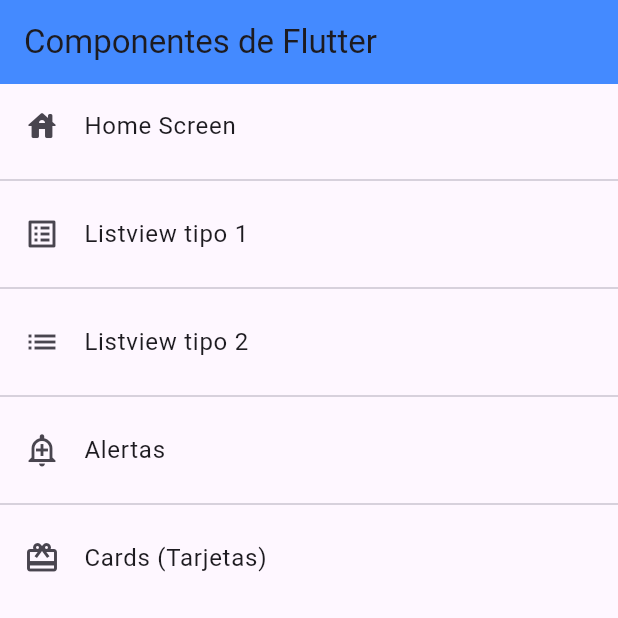
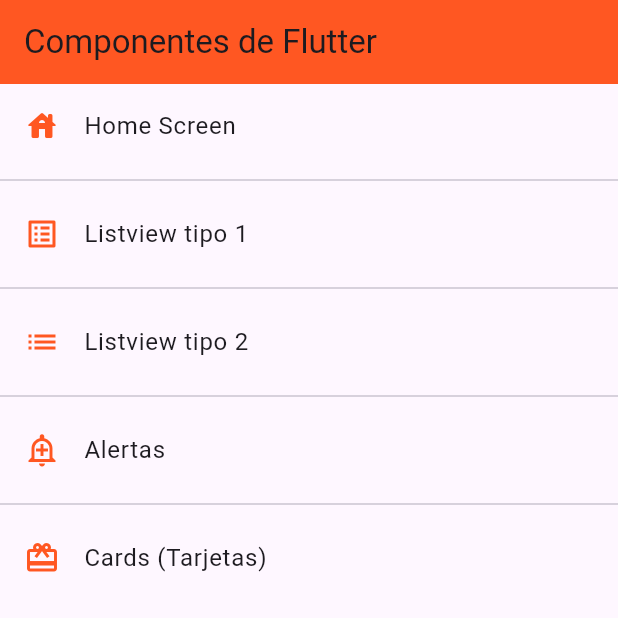
Before and after one commit to pquesadac/Proyecto-APPMovilTrabajo, a Flutter app: the screen it shows after launch, on a phone screen of 412 x 824 dp, the top half of it. Run offline on Flutter 3.47's test engine with Material 3 defaults, Android fonts, the phone set to English and light mode, and no system bars.

Commit message:
AppTheme

```diff
--- a/lib/main.dart
+++ b/lib/main.dart
@@ -1,5 +1,6 @@
 import 'package:fl_components/routes/app_routes.dart';
 import 'package:fl_components/screens/screens.dart';
+import 'package:fl_components/theme/app_theme.dart';
 import 'package:flutter/material.dart';
 
 void main() => runApp(const MyApp());
@@ -16,6 +17,7 @@ class MyApp extends StatelessWidget {
       initialRoute: AppRoutes.initialRoute,
       routes: AppRoutes.getAppRoutes(),
       onGenerateRoute: AppRoutes.onGenerateRoute,
+      theme: AppTheme.lightTheme
     );
   }
 }
--- a/lib/screens/home_screen.dart
+++ b/lib/screens/home_screen.dart
@@ -11,7 +11,7 @@ class HomeScreen extends StatelessWidget {
     return Scaffold(
       appBar: AppBar(
         title: const Text('Componentes de Flutter'),
-        backgroundColor: Colors.blueAccent,
+        //backgroundColor: Colors.blueAccent,
         elevation: 0,
       ),
       body: ListView.separated(
--- a/lib/screens/listview2_screen.dart
+++ b/lib/screens/listview2_screen.dart
@@ -11,7 +11,7 @@ class Listview2Screen extends StatelessWidget {
     return Scaffold(
       appBar: AppBar(
         title: const Text('Listview Tipo 2'),
-        backgroundColor: Colors.blueAccent,
+        //backgroundColor: Colors.blueAccent,
       ),
       body: ListView.separated(
         itemBuilder: (context, index) => ListTile(
--- /dev/null
+++ b/lib/theme/app_theme.dart
@@ -0,0 +1,21 @@
+import 'package:flutter/material.dart';
+
+class AppTheme {
+
+  static const Color primary = Colors.deepOrange;
+
+  static final ThemeData lightTheme = ThemeData.light().copyWith(
+
+        // Color primario
+        primaryColor: Colors.deepOrange,
+
+        // AppBar Theme
+        appBarTheme: const AppBarTheme(
+          color: Colors.deepOrange,
+        ),
+        listTileTheme: const ListTileThemeData(
+          iconColor: Colors.deepOrange,
+        )
+
+      );
+}
```
